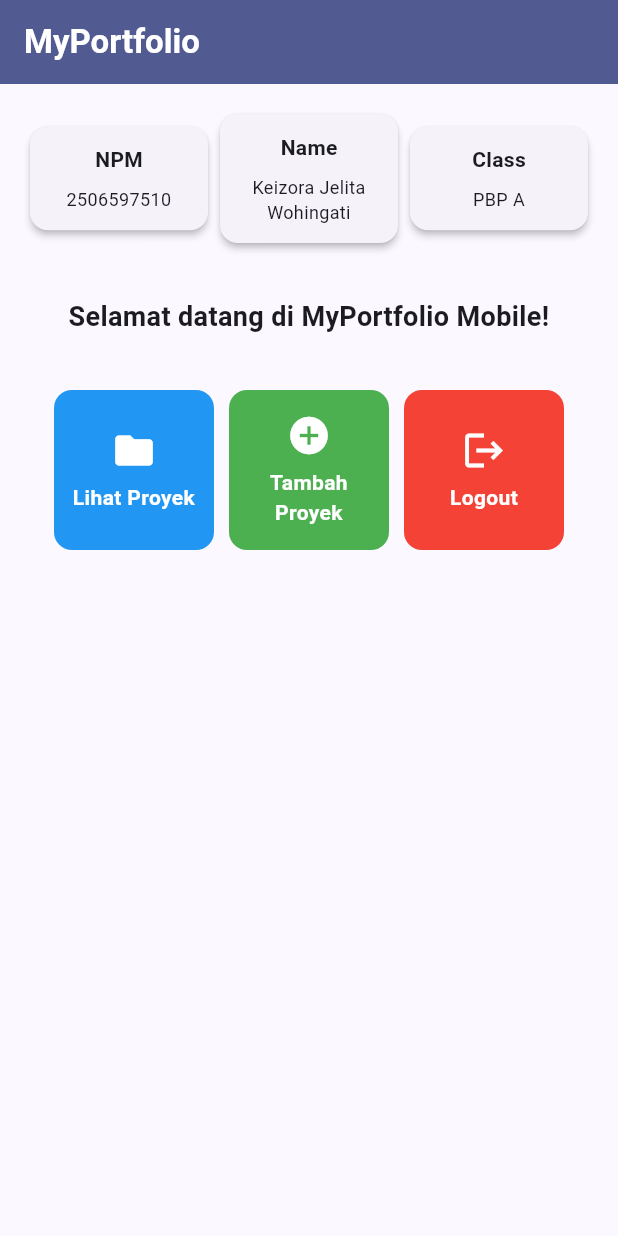
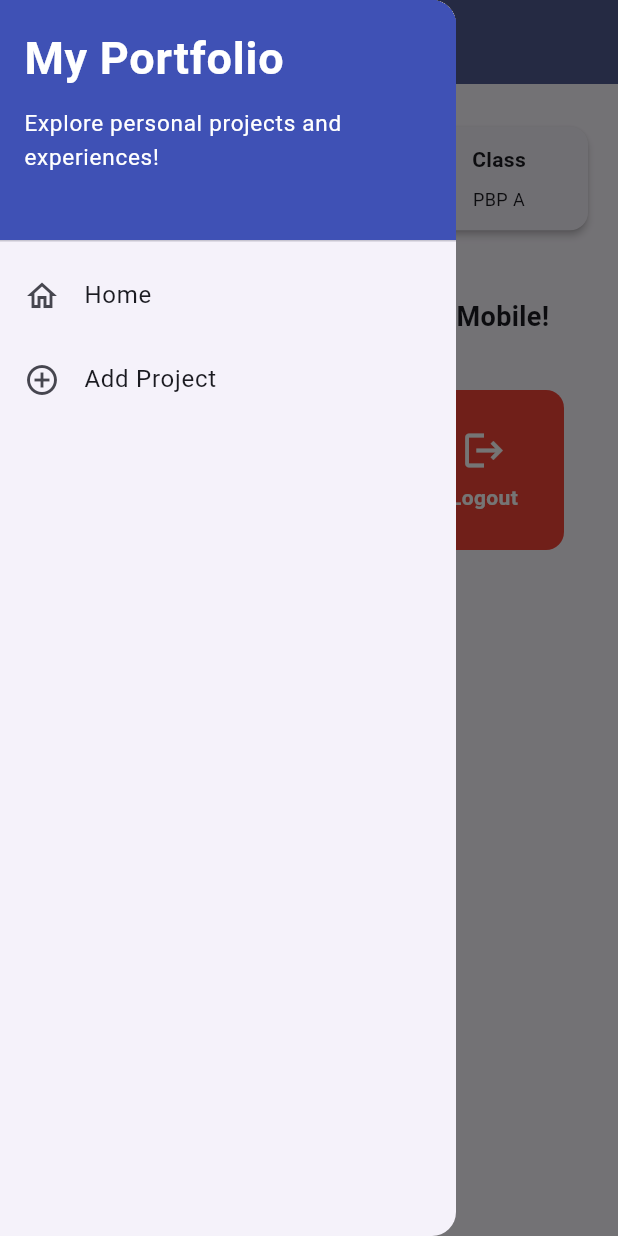
Before and after one commit to keizoraj/myportofolio_mobile, a Flutter app: the screen it shows after launch, with the side drawer open (before the commit the screen has no drawer), on a phone screen of 412 x 824 dp. Run offline on Flutter 3.47's test engine with Material 3 defaults, Android fonts, the phone set to English and light mode, and no system bars.

Commit message:
feat: Tutorial 9 implement Flutter navigation and project form

```diff
--- a/lib/main.dart
+++ b/lib/main.dart
@@ -1,6 +1,5 @@
-
 import 'package:flutter/material.dart';
-import 'package:myportofolio_mobile/menu.dart';
+import 'package:myportofolio_mobile/screens/menu.dart';
 
 void main() {
   runApp(const MyApp());
--- a/lib/menu.dart
+++ b/lib/screens/menu.dart
@@ -1,5 +1,6 @@
-
 import 'package:flutter/material.dart';
+import 'package:myportofolio_mobile/widgets/left_drawer.dart';
+import 'package:myportofolio_mobile/widgets/project_card.dart';
 
 // Halaman utama MyPortfolio
 class MyHomePage extends StatelessWidget {
@@ -30,6 +31,7 @@ class MyHomePage extends StatelessWidget {
         ),
         backgroundColor: Theme.of(context).colorScheme.primary,
       ),
+      drawer: const LeftDrawer(),
       body: SingleChildScrollView(
         child: Padding(
           padding: const EdgeInsets.all(16.0),
@@ -144,56 +146,3 @@ class ItemHomepage {
 
   ItemHomepage(this.name, this.icon, this.color);
 }
-
-// Widget kartu tombol aksi
-class ItemCard extends StatelessWidget {
-  final ItemHomepage item;
-
-  const ItemCard(this.item, {super.key});
-
-  @override
-  Widget build(BuildContext context) {
-    return Material(
-      color: item.color,
-      borderRadius: BorderRadius.circular(12),
-      child: InkWell(
-        borderRadius: BorderRadius.circular(12),
-        onTap: () {
-          ScaffoldMessenger.of(context)
-            ..hideCurrentSnackBar()
-            ..showSnackBar(
-              SnackBar(
-                content: Text(
-                  "Kamu telah menekan tombol ${item.name}!",
-                ),
-              ),
-            );
-        },
-        child: Container(
-          padding: const EdgeInsets.all(8),
-          child: Center(
-            child: Column(
-              mainAxisAlignment: MainAxisAlignment.center,
-              children: [
-                Icon(
-                  item.icon,
-                  color: Colors.white,
-                  size: 30.0,
-                ),
-                const SizedBox(height: 6.0),
-                Text(
-                  item.name,
-                  textAlign: TextAlign.center,
-                  style: const TextStyle(
-                    color: Colors.white,
-                    fontWeight: FontWeight.bold,
-                  ),
-                ),
-              ],
-            ),
-          ),
-        ),
-      ),
-    );
-  }
-}
--- /dev/null
+++ b/lib/widgets/left_drawer.dart
@@ -0,0 +1,71 @@
+import 'package:flutter/material.dart';
+import 'package:myportofolio_mobile/screens/menu.dart';
+import 'package:myportofolio_mobile/screens/project_form.dart';
+
+class LeftDrawer extends StatelessWidget {
+  const LeftDrawer({super.key});
+
+  @override
+  Widget build(BuildContext context) {
+    return Drawer(
+      child: ListView(
+        children: [
+          const DrawerHeader(
+            decoration: BoxDecoration(
+              color: Colors.indigo,
+            ),
+            child: Column(
+              crossAxisAlignment: CrossAxisAlignment.start,
+              children: [
+                Text(
+                  'My Portfolio',
+                  style: TextStyle(
+                    fontSize: 30,
+                    fontWeight: FontWeight.bold,
+                    color: Colors.white,
+                  ),
+                ),
+                SizedBox(height: 10),
+                Text(
+                  'Explore personal projects and experiences!',
+                  style: TextStyle(
+                    fontSize: 15,
+                    color: Colors.white,
+                  ),
+                ),
+              ],
+            ),
+          ),
+
+          // Navigasi ke halaman Home
+          ListTile(
+            leading: const Icon(Icons.home_outlined),
+            title: const Text('Home'),
+            onTap: () {
+              Navigator.pushReplacement(
+                context,
+                MaterialPageRoute(
+                  builder: (context) => MyHomePage(),
+                ),
+              );
+            },
+          ),
+
+          // Navigasi ke halaman Add Project
+          ListTile(
+            leading: const Icon(Icons.add_circle_outline),
+            title: const Text('Add Project'),
+            onTap: () {
+              Navigator.push(
+                context,
+                MaterialPageRoute(
+                  builder: (context) => const ProjectFormPage(),
+                ),
+              );
+            },
+          ),
+        ],
+      ),
+    );
+  }
+}
--- /dev/null
+++ b/lib/widgets/project_card.dart
@@ -0,0 +1,66 @@
+import 'package:flutter/material.dart';
+import 'package:myportofolio_mobile/screens/menu.dart';
+import 'package:myportofolio_mobile/screens/project_form.dart';
+
+// Widget kartu tombol aksi
+class ItemCard extends StatelessWidget {
+  final ItemHomepage item;
+
+  const ItemCard(this.item, {super.key});
+
+  @override
+  Widget build(BuildContext context) {
+    return Material(
+      color: item.color,
+      borderRadius: BorderRadius.circular(12),
+      child: InkWell(
+        borderRadius: BorderRadius.circular(12),
+        onTap: () {
+          ScaffoldMessenger.of(context)
+            ..hideCurrentSnackBar()
+            ..showSnackBar(
+              SnackBar(
+                content: Text(
+                  "Kamu telah menekan tombol ${item.name}!",
+                ),
+              ),
+            );
+
+          // Navigate ke halaman yang sesuai
+          if (item.name == "Tambah Proyek") {
+            Navigator.push(
+              context,
+              MaterialPageRoute(
+                builder: (context) => const ProjectFormPage(),
+              ),
+            );
+          }
+        },
+        child: Container(
+          padding: const EdgeInsets.all(8),
+          child: Center(
+            child: Column(
+              mainAxisAlignment: MainAxisAlignment.center,
+              children: [
+                Icon(
+                  item.icon,
+                  color: Colors.white,
+                  size: 30.0,
+                ),
+                const SizedBox(height: 6.0),
+                Text(
+                  item.name,
+                  textAlign: TextAlign.center,
+                  style: const TextStyle(
+                    color: Colors.white,
+                    fontWeight: FontWeight.bold,
+                  ),
+                ),
+              ],
+            ),
+          ),
+        ),
+      ),
+    );
+  }
+}
```
Also changed, not shown: lib/screens/project_form.dart (added, +219 -0 lines).
